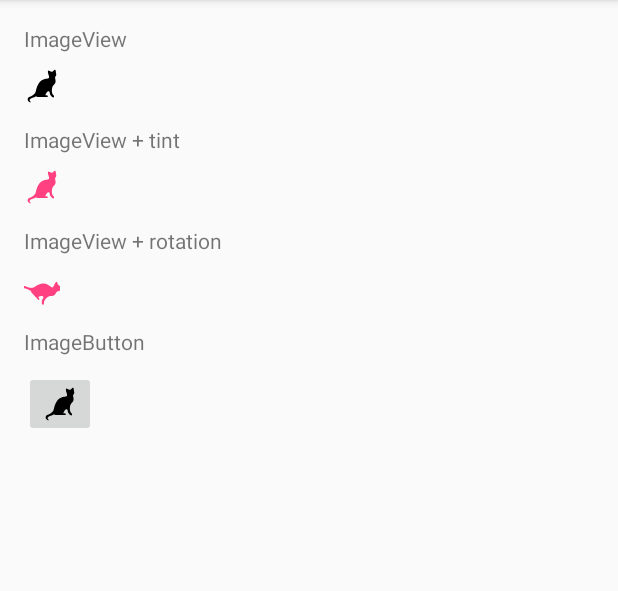
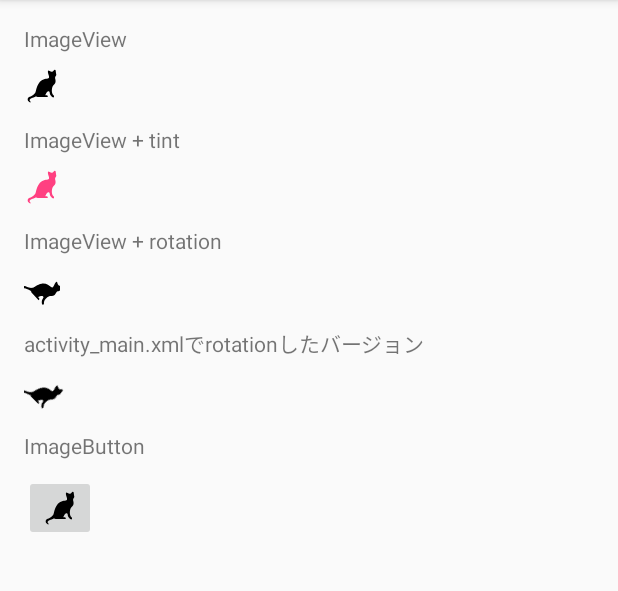
Before and after one commit to AyaEbata/VectorDrawable, an Android app: the screen it shows after launch (MainActivity), on a phone screen of 412 x 824 dp, the part 84-675 px from its top. Run offline under Robolectric (Android 15) with nearby library versions, the phone set to English and light mode, and no system bars.

Commit message:
add different version

```diff
--- a/app/src/main/res/layout/activity_main.xml
+++ b/app/src/main/res/layout/activity_main.xml
@@ -46,29 +46,49 @@
         android:id="@+id/image_view_tint" />
 
     <TextView
-        android:text="@string/image_view_rotation"
+        android:text="@string/image_view_rotation1"
         android:layout_width="wrap_content"
         android:layout_height="wrap_content"
         android:layout_below="@+id/image_view_tint"
         android:layout_alignParentStart="true"
         android:layout_marginTop="14dp"
-        android:id="@+id/image_view_rotation_text" />
+        android:id="@+id/image_view_rotation1_text" />
 
     <ImageView
         android:layout_width="wrap_content"
         android:layout_height="wrap_content"
         app:srcCompat="@drawable/ic_cat_rotation_black_24dp"
-        android:tint="@color/colorAccent"
-        android:layout_below="@+id/image_view_rotation_text"
+        android:layout_below="@+id/image_view_rotation1_text"
         android:layout_alignParentStart="true"
         android:layout_marginTop="10dp"
-        android:id="@+id/image_view_rotation" />
+        android:id="@+id/image_view_rotation1" />
+
+    <TextView
+        android:text="@string/image_view_rotation2"
+        android:layout_width="wrap_content"
+        android:layout_height="wrap_content"
+        android:layout_below="@+id/image_view_rotation1"
+        android:layout_alignParentStart="true"
+        android:layout_marginTop="14dp"
+        android:id="@+id/image_view_rotation2_text" />
+
+    <ImageView
+        android:layout_width="wrap_content"
+        android:layout_height="wrap_content"
+        app:srcCompat="@drawable/ic_cat_black_24dp"
+        android:rotation="45"
+        android:pivotX="200.0"
+        android:pivotY="190.0"
+        android:layout_below="@+id/image_view_rotation2_text"
+        android:layout_alignParentStart="true"
+        android:layout_marginTop="10dp"
+        android:id="@+id/image_view_rotation2" />
 
     <TextView
         android:text="@string/image_button"
         android:layout_width="wrap_content"
         android:layout_height="wrap_content"
-        android:layout_below="@+id/image_view_rotation"
+        android:layout_below="@+id/image_view_rotation2"
         android:layout_alignParentStart="true"
         android:layout_marginTop="14dp"
         android:id="@+id/image_button_text" />
@@ -80,6 +100,6 @@
         android:layout_below="@+id/image_button_text"
         android:layout_alignParentStart="true"
         android:layout_marginTop="10dp"
-        android:id="@+id/imageButton" />
+        android:id="@+id/image_button" />
 
 </RelativeLayout>
--- a/app/src/main/res/values/strings.xml
+++ b/app/src/main/res/values/strings.xml
@@ -3,6 +3,8 @@
 
     <string name="image_view">ImageView</string>
     <string name="image_view_tint">ImageView + tint</string>
-    <string name="image_view_rotation">ImageView + rotation</string>
+    <string name="image_view_rotation1">ImageView + rotation</string>
+    <string name="image_view_rotation2">activity_main.xmlでrotationしたバージョン</string>
     <string name="image_button">ImageButton</string>
+    <string name="text_view">TextView</string>
 </resources>
```
